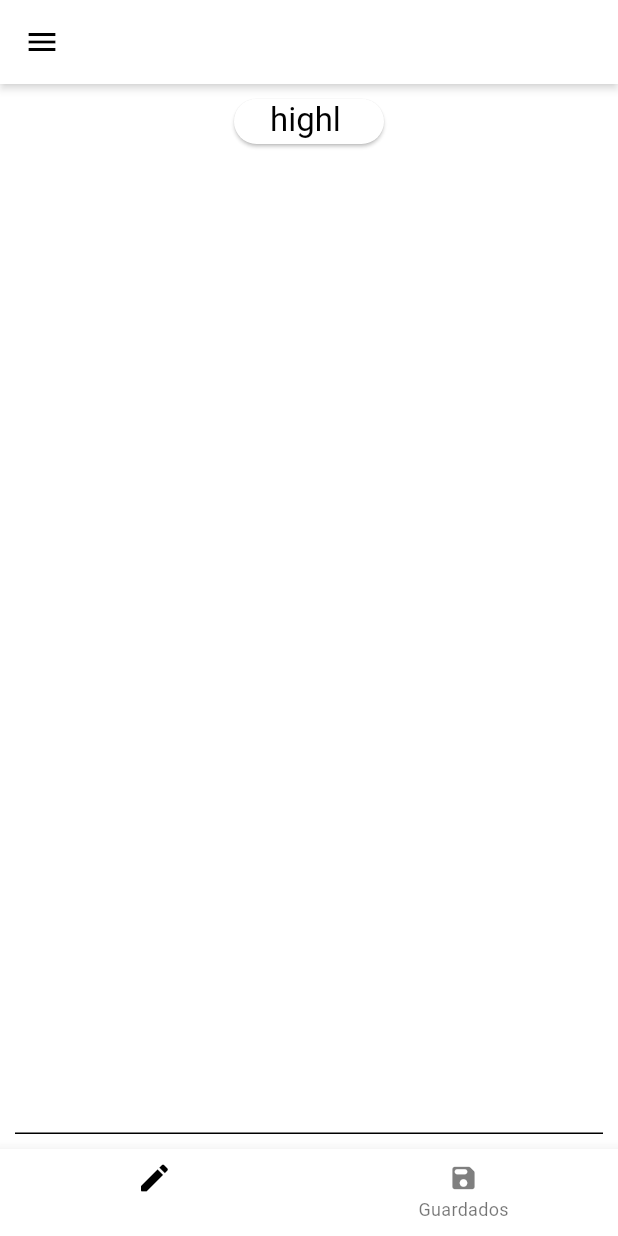
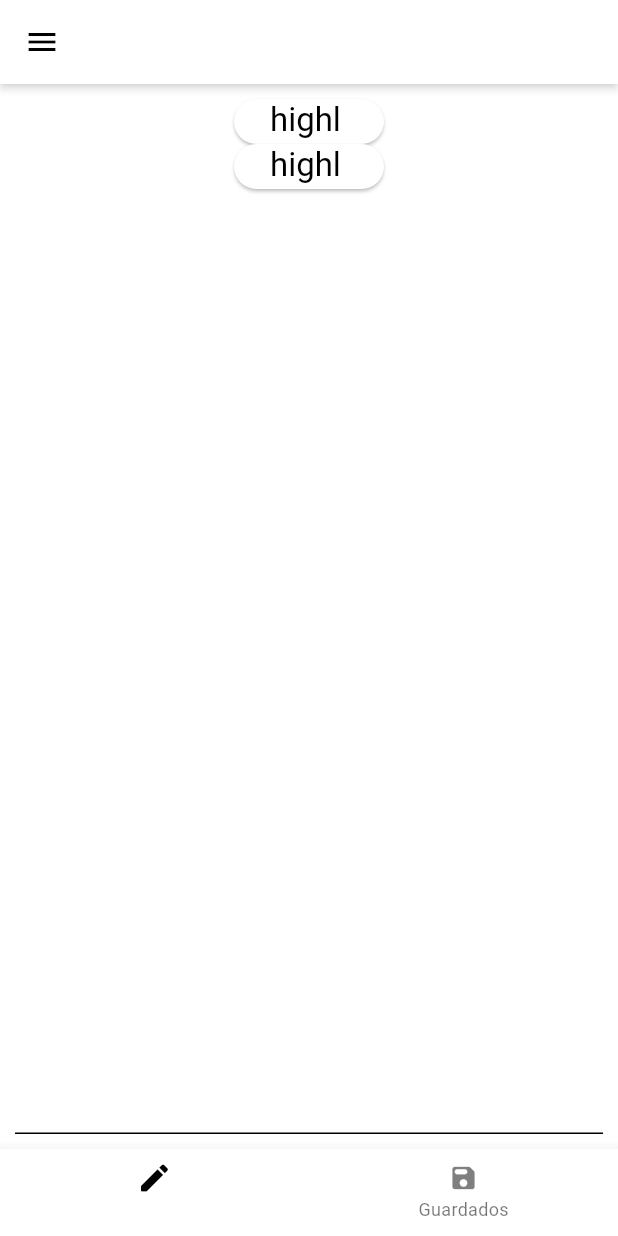
Before and after one commit to FrancoTerranovaJob/text-edditer, a Flutter app: the screen it shows after launch, after a tap on "highlight", on a phone screen of 412 x 824 dp. Run offline on Flutter 3.47's test engine with Material 3 defaults, Android fonts, the phone set to English and light mode, and no system bars; our stand-ins replace basic_utils.

Commit message:
differents colors

```diff
--- a/lib/core/implementations/text_edditer_core/edditer_monitor.dart
+++ b/lib/core/implementations/text_edditer_core/edditer_monitor.dart
@@ -10,7 +10,8 @@ class EdditerMonitor {
   final int spaceAmount;
 
   EdditerMonitor.newDocument()
-      : controller = TextEdditerController(text: ''),
+      :
+        controller = TextEdditerController(text: '',  ),
         underlineColor = null,
         highlightColor = null,
         spaceAmount = _defaultSpaceAmount {
--- a/lib/core/implementations/text_edditer_core/text_edditer_controller.dart
+++ b/lib/core/implementations/text_edditer_core/text_edditer_controller.dart
@@ -5,13 +5,15 @@ import 'package:flutter/services.dart';
 
 class TextEdditerController extends TextEditingController {
   int? _cursorOffset;
-  String _highlightSeparator = '\u00A0';
+  final String _highlightSeparator = '\u00A0';
+   Color _highlightColor = Colors.yellow ;
   final RegExp _regExp = RegExp(r'(\u00A0.*?[\s\S]*?\u00A0)|(\w*\W?)|\s');
-  final List<Map<int, int>> _highlights = [];
+  final List<Color> _highlights = [];
 
   TextEdditerController({
     required super.text,
-  });
+
+  }) ;
 
   @override
   TextSpan buildTextSpan(
@@ -38,10 +40,14 @@ class TextEdditerController extends TextEditingController {
 
     List<Match> strings = _regExp.allMatches(text).toList();
     List<String?> st = strings.map((e) => e.group(0)).toList();
+    int highlightIndex = -1;
     return TextSpan(
       style: style,
       children: st.map((st) {
-        TextStyle textStyle = _getStyle(style!, st!, context);
+        if (st!.startsWith(_highlightSeparator)) {
+          highlightIndex++;
+        }
+        TextStyle textStyle = _getStyle(style!, st, context,highlightIndex);
 
         return TextSpan(
           text: st,
@@ -51,8 +57,10 @@ class TextEdditerController extends TextEditingController {
     );
   }
 
-  void enableHighlightColor() {
+  void enableHighlightColor({Color? highlightColor}) {
+    _highlightColor = highlightColor ?? _highlightColor;
     _cursorOffset = value.selection.extentOffset;
+    _highlights.add(_highlightColor);
     text = StringUtils.addCharAtPosition(
         text, '$_highlightSeparator$_highlightSeparator', _cursorOffset!);
   }
@@ -65,14 +73,13 @@ class TextEdditerController extends TextEditingController {
     _cursorOffset = null;
   }
 
-  TextStyle _getStyle(TextStyle defaultStyle, String st, BuildContext context) {
-    Color backgroundColor = Color(0xFFFFC13D);
+  TextStyle _getStyle(TextStyle defaultStyle, String st, BuildContext context, int highlightIndex) {
     TextDecoration textDecoration = TextDecoration.underline;
 
     TextStyle textStyle = defaultStyle;
     if (st.startsWith(_highlightSeparator)) {
       textStyle = textStyle.copyWith(
-        backgroundColor: backgroundColor,
+        backgroundColor: _highlights[highlightIndex],
         color: Theme.of(context).colorScheme.secondary,
       );
     }
--- a/lib/feature/editing/editing_page.dart
+++ b/lib/feature/editing/editing_page.dart
@@ -21,8 +21,15 @@ class EditingPage extends StatelessWidget {
                 width: 100,
                 height: 30,
                 child: ElevatedButton(onPressed: (){
-                  _controller.enableHighlightColor();
+                  _controller.enableHighlightColor(highlightColor: Colors.yellow);
                 }, child: Text('highlight',style: Theme.of(context).textTheme.titleLarge,)),
+              ),
+              SizedBox(
+                width: 100,
+                height: 30,
+                child: ElevatedButton(onPressed: (){
+                  _controller.enableHighlightColor(highlightColor: Colors.pink);
+                }, child: Text('highlight pink',style: Theme.of(context).textTheme.titleLarge,)),
               ),
               Expanded(
                 child: TextField(
```
